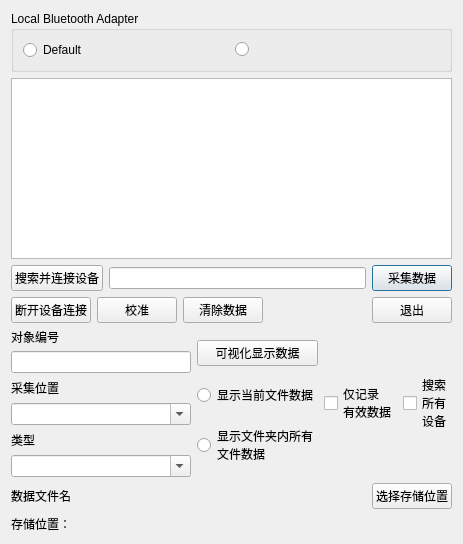
Before: the Qt Designer form chat.ui in curious-heart/pc_ble_chat, drawn with Qt 5.
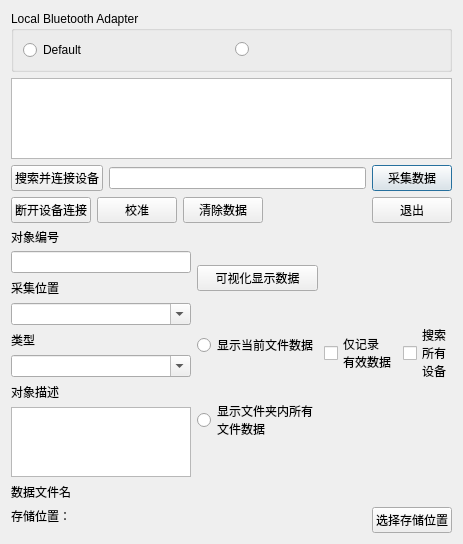
After: the same form once the commit is applied.

Commit message: add obj_desc on ui

```diff
--- a/chat.ui
+++ b/chat.ui
@@ -183,6 +183,16 @@
            </property>
           </widget>
          </item>
+         <item>
+          <widget class="QLabel" name="objDescLabel">
+           <property name="text">
+            <string>对象描述</string>
+           </property>
+          </widget>
+         </item>
+         <item>
+          <widget class="QTextEdit" name="objDescTextEdit"/>
+         </item>
         </layout>
        </item>
        <item>
@@ -243,19 +253,6 @@
          </property>
         </widget>
        </item>
-       <item>
-        <widget class="QPushButton" name="choosePathButton">
-         <property name="sizePolicy">
-          <sizepolicy hsizetype="Fixed" vsizetype="Fixed">
-           <horstretch>0</horstretch>
-           <verstretch>0</verstretch>
-          </sizepolicy>
-         </property>
-         <property name="text">
-          <string>选择存储位置</string>
-         </property>
-        </widget>
-       </item>
       </layout>
      </item>
      <item>
@@ -265,6 +262,9 @@
          <property name="text">
           <string>存储位置：</string>
          </property>
+         <property name="alignment">
+          <set>Qt::AlignLeading|Qt::AlignLeft|Qt::AlignTop</set>
+         </property>
         </widget>
        </item>
        <item>
@@ -286,6 +286,19 @@
          </property>
         </widget>
        </item>
+       <item>
+        <widget class="QPushButton" name="choosePathButton">
+         <property name="sizePolicy">
+          <sizepolicy hsizetype="Fixed" vsizetype="Fixed">
+           <horstretch>0</horstretch>
+           <verstretch>0</verstretch>
+          </sizepolicy>
+         </property>
+         <property name="text">
+          <string>选择存储位置</string>
+         </property>
+        </widget>
+       </item>
       </layout>
      </item>
     </layout>
```
